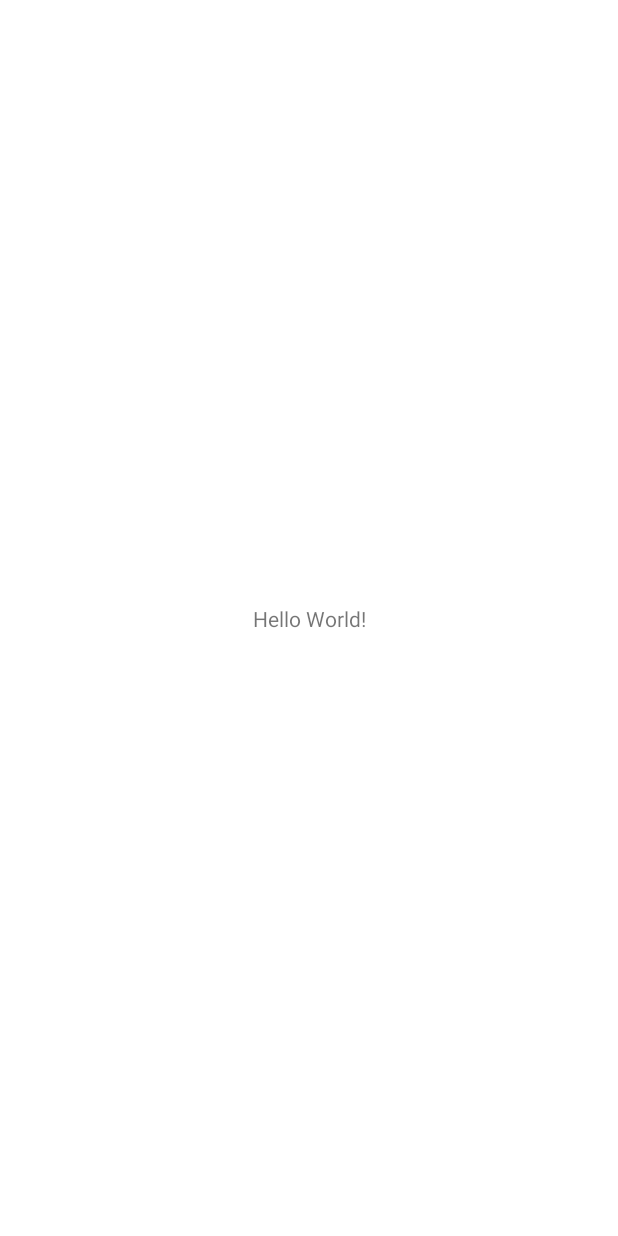
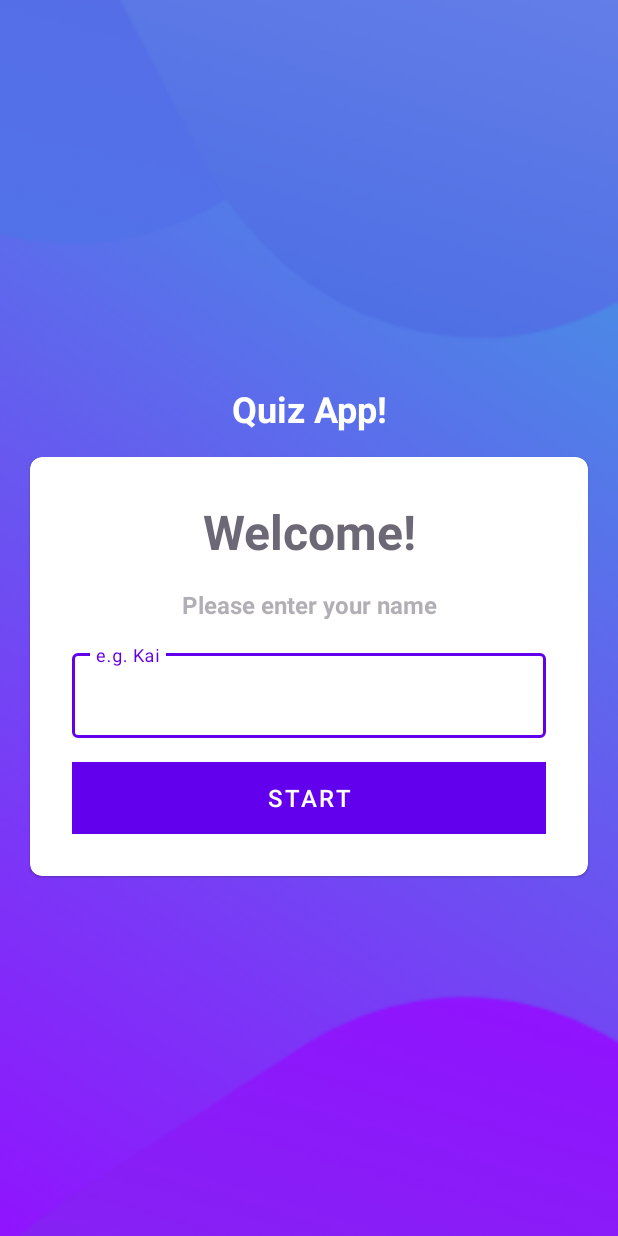
Before and after one commit to kaitran1910/QuizApp, an Android app: the screen it shows after launch (MainActivity), on a phone screen of 412 x 824 dp. Before the commit the screen is almost empty. Run offline under Robolectric (Android 15) with nearby library versions, the phone set to English and light mode, and no system bars.

Commit message:
Setting up the UI using MaterialCardView. CRUCIAL NOTE: - Make sure to use the same library as in themes.xml - In detail, current theme is inherited from Theme.MaterialComponents. Therefore, styling for TextInputLayout must be chosen from MaterialComponents as well

```diff
--- a/app/src/main/res/layout/activity_main.xml
+++ b/app/src/main/res/layout/activity_main.xml
@@ -1,18 +1,80 @@
 <?xml version="1.0" encoding="utf-8"?>
-<androidx.constraintlayout.widget.ConstraintLayout xmlns:android="http://schemas.android.com/apk/res/android"
+<LinearLayout xmlns:android="http://schemas.android.com/apk/res/android"
     xmlns:app="http://schemas.android.com/apk/res-auto"
     xmlns:tools="http://schemas.android.com/tools"
     android:layout_width="match_parent"
     android:layout_height="match_parent"
+    android:background="@drawable/ic_bg"
+    android:gravity="center"
+    android:orientation="vertical"
     tools:context=".MainActivity">
 
     <TextView
-        android:layout_width="wrap_content"
+        android:layout_width="match_parent"
         android:layout_height="wrap_content"
-        android:text="Hello World!"
-        app:layout_constraintBottom_toBottomOf="parent"
-        app:layout_constraintEnd_toEndOf="parent"
-        app:layout_constraintStart_toStartOf="parent"
-        app:layout_constraintTop_toTopOf="parent" />
+        android:gravity="center"
+        android:text="Quiz App!"
+        android:textColor="@color/white"
+        android:textSize="24sp"
+        android:textStyle="bold"
+        android:layout_margin="16dp"/>
 
-</androidx.constraintlayout.widget.ConstraintLayout>
+    <com.google.android.material.card.MaterialCardView
+        android:layout_width="match_parent"
+        android:layout_height="wrap_content"
+        android:layout_marginStart="20dp"
+        android:layout_marginEnd="20dp"
+        android:background="@color/white"
+        app:cardCornerRadius="8dp">
+
+        <LinearLayout
+            android:layout_width="match_parent"
+            android:layout_height="wrap_content"
+            android:layout_margin="28dp"
+            android:orientation="vertical">
+
+            <TextView
+                android:layout_width="match_parent"
+                android:layout_height="wrap_content"
+                android:gravity="center"
+                android:text="Welcome!"
+                android:textColor="@color/textGrey"
+                android:textSize="32sp"
+                android:textStyle="bold" />
+
+            <TextView
+                android:layout_width="match_parent"
+                android:layout_height="wrap_content"
+                android:layout_marginTop="16dp"
+                android:gravity="center"
+                android:text="Please enter your name"
+                android:textColor="@color/textGreyLight"
+                android:textSize="16sp"
+                android:textStyle="bold" />
+
+            <com.google.android.material.textfield.TextInputLayout
+                style="@style/Widget.MaterialComponents.TextInputLayout.OutlinedBox"
+                android:layout_width="match_parent"
+                android:layout_height="wrap_content"
+                android:layout_marginTop="16dp">
+
+                <androidx.appcompat.widget.AppCompatEditText
+                    android:layout_width="match_parent"
+                    android:layout_height="match_parent"
+                    android:hint="e.g. Kai"
+                    android:inputType="textCapWords"
+                    android:textColor="@color/black"
+                    android:textColorHint="@color/textGreyLight" />
+            </com.google.android.material.textfield.TextInputLayout>
+
+            <Button
+                android:layout_width="match_parent"
+                android:layout_height="wrap_content"
+                android:layout_marginTop="16dp"
+                android:background="@color/design_default_color_primary"
+                android:text="Start"
+                android:textSize="16sp"
+                android:textColor="@color/white"/>
+        </LinearLayout>
+    </com.google.android.material.card.MaterialCardView>
+</LinearLayout>
--- a/app/src/main/res/values/colors.xml
+++ b/app/src/main/res/values/colors.xml
@@ -7,4 +7,7 @@
     <color name="teal_700">#FF018786</color>
     <color name="black">#FF000000</color>
     <color name="white">#FFFFFFFF</color>
+    <!--    Custom Color    -->
+    <color name="textGrey">#6D6875</color>
+    <color name="textGreyLight">#886D6875</color>
 </resources>
```
Also changed, not shown: app/src/main/res/drawable/ic_bg.png (added).
